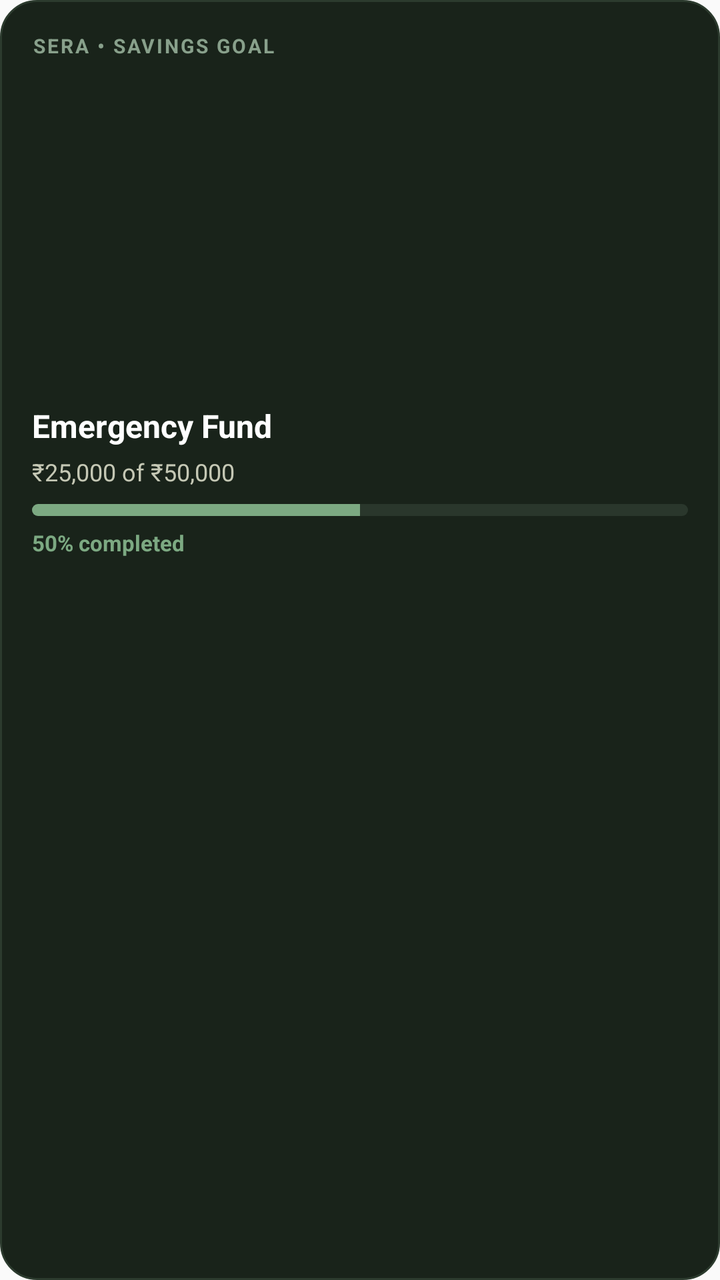
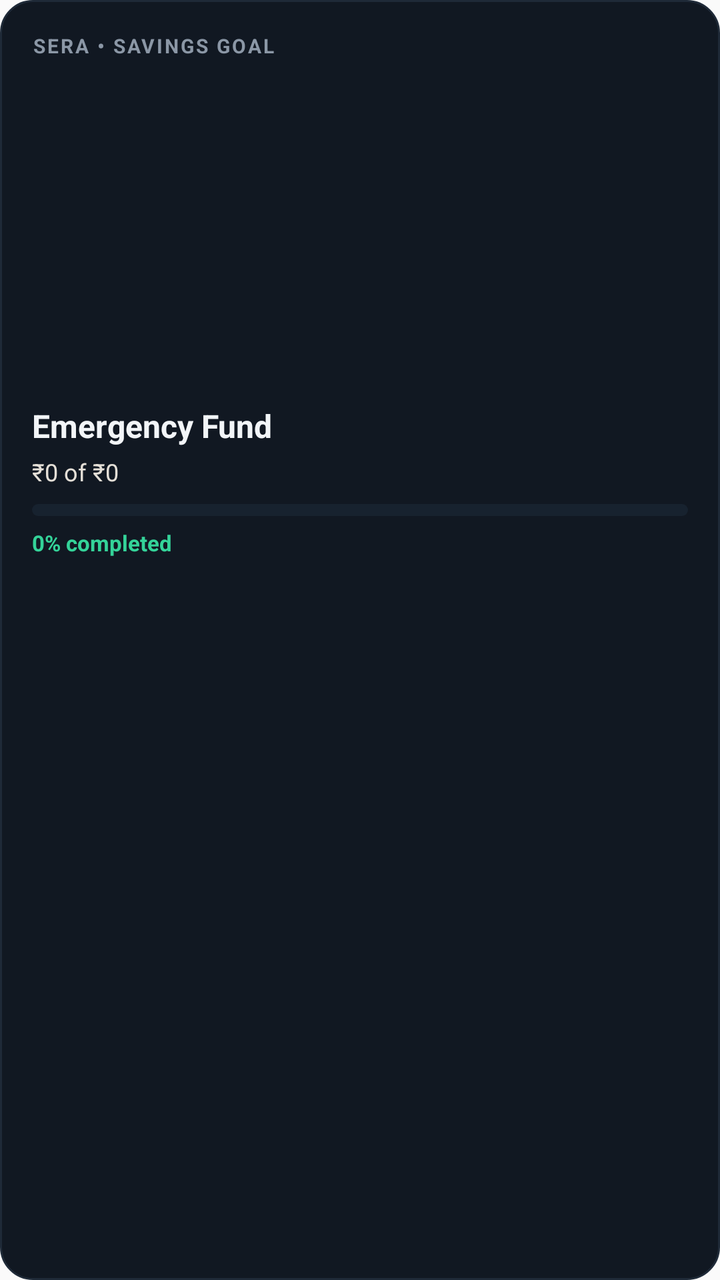

Compare the two renders of this Android layout. The source of the first and the diff that turns it into the second are given below.
<!-- AndroidManifest.xml: application theme AppTheme -->
<!-- res/layout/sera_widget_goal.xml -->
<?xml version="1.0" encoding="utf-8"?>
<LinearLayout xmlns:android="http://schemas.android.com/apk/res/android"
    android:id="@+id/widget_goal_root"
    android:layout_width="match_parent"
    android:layout_height="match_parent"
    android:background="@drawable/widget_card_bg"
    android:orientation="vertical"
    android:padding="16dp">

    <TextView
        android:layout_width="wrap_content"
        android:layout_height="wrap_content"
        android:ellipsize="end"
        android:letterSpacing="0.1"
        android:maxLines="1"
        android:text="SERA • SAVINGS GOAL"
        android:textColor="#88A08B"
        android:textSize="10sp"
        android:textStyle="bold" />

    
    <FrameLayout
        android:layout_width="match_parent"
        android:layout_height="0dp"
        android:layout_weight="0.5" />

    <TextView
        android:id="@+id/widget_goal_title"
        android:layout_width="wrap_content"
        android:layout_height="wrap_content"
        android:ellipsize="end"
        android:maxLines="1"
        android:text="Emergency Fund"
        android:textColor="#FFFFFF"
        android:textSize="16sp"
        android:textStyle="bold" />

    <TextView
        android:id="@+id/widget_goal_amounts"
        android:layout_width="wrap_content"
        android:layout_height="wrap_content"
        android:layout_marginTop="4dp"
        android:ellipsize="end"
        android:maxLines="1"
        android:text="₹25,000 of ₹50,000"
        android:textColor="#C5C8B5"
        android:textSize="12sp" />

    <ProgressBar
        android:id="@+id/widget_goal_progress"
        style="?android:attr/progressBarStyleHorizontal"
        android:layout_width="match_parent"
        android:layout_height="6dp"
        android:layout_marginTop="8dp"
        android:max="100"
        android:progress="50"
        android:progressDrawable="@drawable/widget_progress_bar" />

    <TextView
        android:id="@+id/widget_goal_percent"
        android:layout_width="wrap_content"
        android:layout_height="wrap_content"
        android:layout_marginTop="6dp"
        android:maxLines="1"
        android:text="50% completed"
        android:textColor="#7CA982"
        android:textSize="11sp"
        android:textStyle="bold" />

    
    <FrameLayout
        android:layout_width="match_parent"
        android:layout_height="0dp"
        android:layout_weight="1" />
</LinearLayout>
<!-- resources referenced by this layout -->
<resources>
  <!-- drawable widget_card_bg (drawable) -->
  <?xml version="1.0" encoding="utf-8"?>
  <shape xmlns:android="http://schemas.android.com/apk/res/android"
      android:shape="rectangle">
      <solid android:color="#19231A" />
      <corners android:radius="18dp" />
      <stroke
          android:width="1dp"
          android:color="#2C3B2E" />
  </shape>
  <!-- drawable widget_progress_bar (drawable) -->
  <?xml version="1.0" encoding="utf-8"?>
  <layer-list xmlns:android="http://schemas.android.com/apk/res/android">
      <item android:id="@android:id/background">
          <shape>
              <corners android:radius="4dp" />
              <solid android:color="#2A372C" />
          </shape>
      </item>
      <item android:id="@android:id/progress">
          <clip>
              <shape>
                  <corners android:radius="4dp" />
                  <solid android:color="#7CA982" />
              </shape>
          </clip>
      </item>
  </layer-list>
  <style name="AppTheme" parent="Theme.AppCompat.DayNight.NoActionBar">
          
          <item name="android:editTextBackground">@drawable/rn_edit_text_material</item>
      </style>
  <!-- drawable rn_edit_text_material (drawable) -->
  <?xml version="1.0" encoding="utf-8"?>
  <inset xmlns:android="http://schemas.android.com/apk/res/android"
         android:insetLeft="@dimen/abc_edit_text_inset_horizontal_material"
         android:insetRight="@dimen/abc_edit_text_inset_horizontal_material"
         android:insetTop="@dimen/abc_edit_text_inset_top_material"
         android:insetBottom="@dimen/abc_edit_text_inset_bottom_material"
         >
  
      <selector>
          
          <item android:state_enabled="false" android:drawable="@drawable/abc_textfield_default_mtrl_alpha"/>
          <item android:drawable="@drawable/abc_textfield_activated_mtrl_alpha"/>
      </selector>
  
  </inset>
</resources>

<!-- the commit's change to res/layout/sera_widget_goal.xml (unified diff, before → after) -->
@@ -14,7 +14,7 @@
         android:letterSpacing="0.1"
         android:maxLines="1"
         android:text="SERA • SAVINGS GOAL"
-        android:textColor="#88A08B"
+        android:textColor="#8B97A6"
         android:textSize="10sp"
         android:textStyle="bold" />
 
@@ -31,7 +31,7 @@
         android:ellipsize="end"
         android:maxLines="1"
         android:text="Emergency Fund"
-        android:textColor="#FFFFFF"
+        android:textColor="#F2F5F8"
         android:textSize="16sp"
         android:textStyle="bold" />
 
@@ -42,8 +42,8 @@
         android:layout_marginTop="4dp"
         android:ellipsize="end"
         android:maxLines="1"
-        android:text="₹25,000 of ₹50,000"
-        android:textColor="#C5C8B5"
+        android:text="₹0 of ₹0"
+        android:textColor="#E4DFD7"
         android:textSize="12sp" />
 
     <ProgressBar
@@ -53,7 +53,7 @@
         android:layout_height="6dp"
         android:layout_marginTop="8dp"
         android:max="100"
-        android:progress="50"
+        android:progress="0"
         android:progressDrawable="@drawable/widget_progress_bar" />
 
     <TextView
@@ -62,8 +62,8 @@
         android:layout_height="wrap_content"
         android:layout_marginTop="6dp"
         android:maxLines="1"
-        android:text="50% completed"
-        android:textColor="#7CA982"
+        android:text="0% completed"
+        android:textColor="#34D399"
         android:textSize="11sp"
         android:textStyle="bold" />
 
<!-- resource entries referenced after the edit -->
@@ -4,11 +4,11 @@
   <?xml version="1.0" encoding="utf-8"?>
   <shape xmlns:android="http://schemas.android.com/apk/res/android"
       android:shape="rectangle">
-      <solid android:color="#19231A" />
-      <corners android:radius="18dp" />
+      <solid android:color="#111822" />
+      <corners android:radius="16dp" />
       <stroke
           android:width="1dp"
-          android:color="#2C3B2E" />
+          android:color="#1F2A38" />
   </shape>
   <!-- drawable widget_progress_bar (drawable) -->
   <?xml version="1.0" encoding="utf-8"?>
@@ -16,14 +16,14 @@
       <item android:id="@android:id/background">
           <shape>
               <corners android:radius="4dp" />
-              <solid android:color="#2A372C" />
+              <solid android:color="#17222F" />
           </shape>
       </item>
       <item android:id="@android:id/progress">
           <clip>
               <shape>
                   <corners android:radius="4dp" />
-                  <solid android:color="#7CA982" />
+                  <solid android:color="#34D399" />
               </shape>
           </clip>
       </item>
